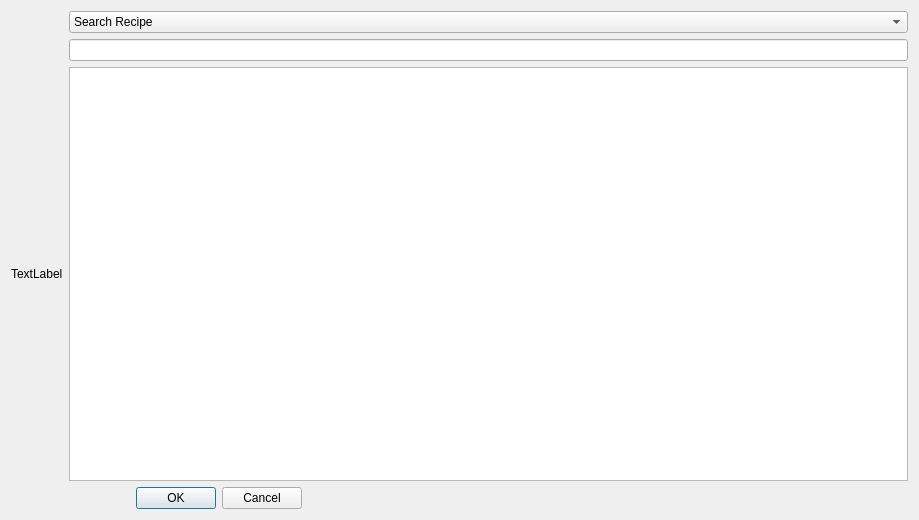
Qt form mealplanner/recipebook.ui (escobaros-dos/mealplanner) before a commit.
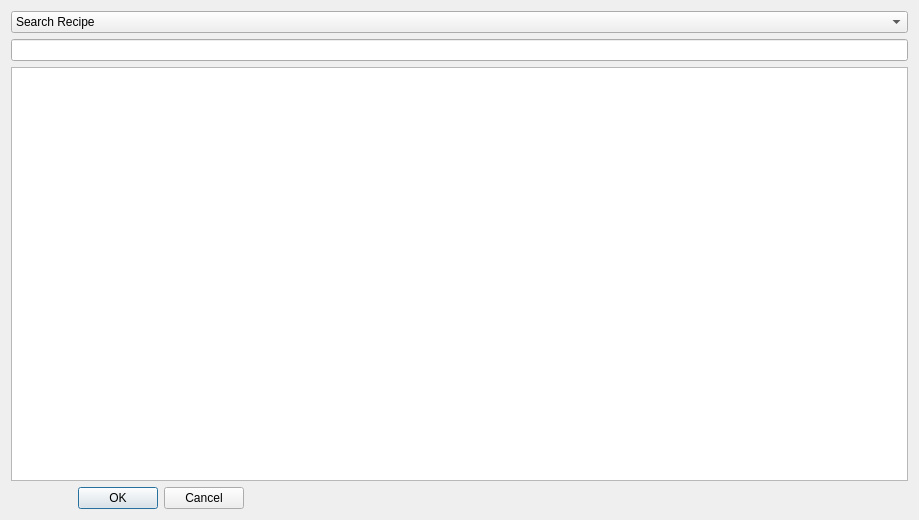
The same form after that commit.

Patch:
```diff
--- a/mealplanner/recipebook.ui
+++ b/mealplanner/recipebook.ui
@@ -14,13 +14,13 @@
    <string>Dialog</string>
   </property>
   <layout class="QGridLayout" name="gridLayout">
-   <item row="1" column="2">
+   <item row="1" column="1">
     <widget class="QLineEdit" name="lineEdit_2"/>
    </item>
-   <item row="3" column="2">
+   <item row="3" column="1">
     <widget class="QTextEdit" name="textEdit"/>
    </item>
-   <item row="4" column="2">
+   <item row="4" column="1">
     <widget class="QDialogButtonBox" name="buttonBox">
      <property name="maximumSize">
       <size>
@@ -36,7 +36,7 @@
      </property>
     </widget>
    </item>
-   <item row="0" column="2">
+   <item row="0" column="1">
     <widget class="QComboBox" name="comboBox">
      <item>
       <property name="text">
@@ -50,13 +50,6 @@
      </item>
     </widget>
    </item>
-   <item row="3" column="0">
-    <widget class="QLabel" name="label">
-     <property name="text">
-      <string>TextLabel</string>
-     </property>
-    </widget>
-   </item>
   </layout>
  </widget>
  <resources/>
```
